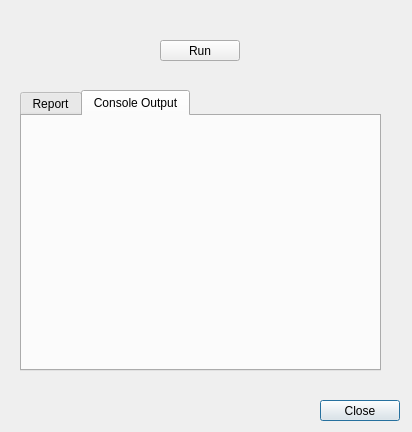
This is ConfigurationEditingTool/src/tasktoolrundialog.ui in MickaelOnTheWave/GuimicK as Qt 5 draws it before an edit. The edited form follows.
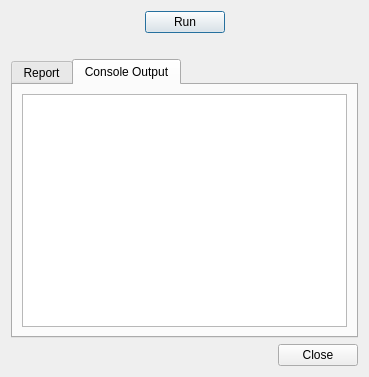
This is the edited form.

Patch:
```diff
--- a/ConfigurationEditingTool/src/tasktoolrundialog.ui
+++ b/ConfigurationEditingTool/src/tasktoolrundialog.ui
@@ -6,48 +6,69 @@
    <rect>
     <x>0</x>
     <y>0</y>
-    <width>412</width>
-    <height>432</height>
+    <width>369</width>
+    <height>377</height>
    </rect>
   </property>
   <property name="windowTitle">
    <string>Task Manager Run</string>
   </property>
-  <widget class="QPushButton" name="closeButton">
-   <property name="geometry">
-    <rect>
-     <x>320</x>
-     <y>400</y>
-     <width>80</width>
-     <height>21</height>
-    </rect>
-   </property>
-   <property name="text">
-    <string>Close</string>
-   </property>
-  </widget>
+  <layout class="QVBoxLayout" name="verticalLayout">
+   <item>
+    <layout class="QHBoxLayout" name="horizontalLayout_3">
+     <item>
+      <spacer name="horizontalSpacer_2">
+       <property name="orientation">
+        <enum>Qt::Horizontal</enum>
+       </property>
+       <property name="sizeHint" stdset="0">
+        <size>
+         <width>40</width>
+         <height>20</height>
+        </size>
+       </property>
+      </spacer>
+     </item>
+     <item>
   <widget class="QPushButton" name="runButton">
-   <property name="geometry">
-    <rect>
-     <x>160</x>
-     <y>40</y>
-     <width>80</width>
-     <height>21</height>
-    </rect>
-   </property>
    <property name="text">
     <string>Run</string>
    </property>
   </widget>
+     </item>
+     <item>
+      <spacer name="horizontalSpacer_3">
+       <property name="orientation">
+        <enum>Qt::Horizontal</enum>
+       </property>
+       <property name="sizeHint" stdset="0">
+        <size>
+         <width>40</width>
+         <height>20</height>
+        </size>
+       </property>
+      </spacer>
+     </item>
+    </layout>
+   </item>
+   <item>
+    <spacer name="verticalSpacer">
+     <property name="orientation">
+      <enum>Qt::Vertical</enum>
+     </property>
+     <property name="sizeType">
+      <enum>QSizePolicy::Fixed</enum>
+     </property>
+     <property name="sizeHint" stdset="0">
+      <size>
+       <width>20</width>
+       <height>20</height>
+      </size>
+     </property>
+    </spacer>
+   </item>
+   <item>
   <widget class="QTabWidget" name="taskWidget">
-   <property name="geometry">
-    <rect>
-     <x>20</x>
-     <y>90</y>
-     <width>361</width>
-     <height>281</height>
-    </rect>
-   </property>
    <property name="currentIndex">
     <number>1</number>
    </property>
@@ -60,8 +81,39 @@
     <attribute name="title">
      <string>Console Output</string>
     </attribute>
-   </widget>
-  </widget>
+      <layout class="QHBoxLayout" name="horizontalLayout">
+       <item>
+        <widget class="QPlainTextEdit" name="outputTextEdit"/>
+       </item>
+      </layout>
+     </widget>
+    </widget>
+   </item>
+   <item>
+    <layout class="QHBoxLayout" name="horizontalLayout_2">
+     <item>
+      <spacer name="horizontalSpacer">
+       <property name="orientation">
+        <enum>Qt::Horizontal</enum>
+       </property>
+       <property name="sizeHint" stdset="0">
+        <size>
+         <width>40</width>
+         <height>20</height>
+        </size>
+       </property>
+      </spacer>
+     </item>
+     <item>
+      <widget class="QPushButton" name="closeButton">
+       <property name="text">
+        <string>Close</string>
+       </property>
+      </widget>
+     </item>
+    </layout>
+   </item>
+  </layout>
  </widget>
  <resources/>
  <connections>
```
Lines whose indentation alone changed are shown as unchanged.
